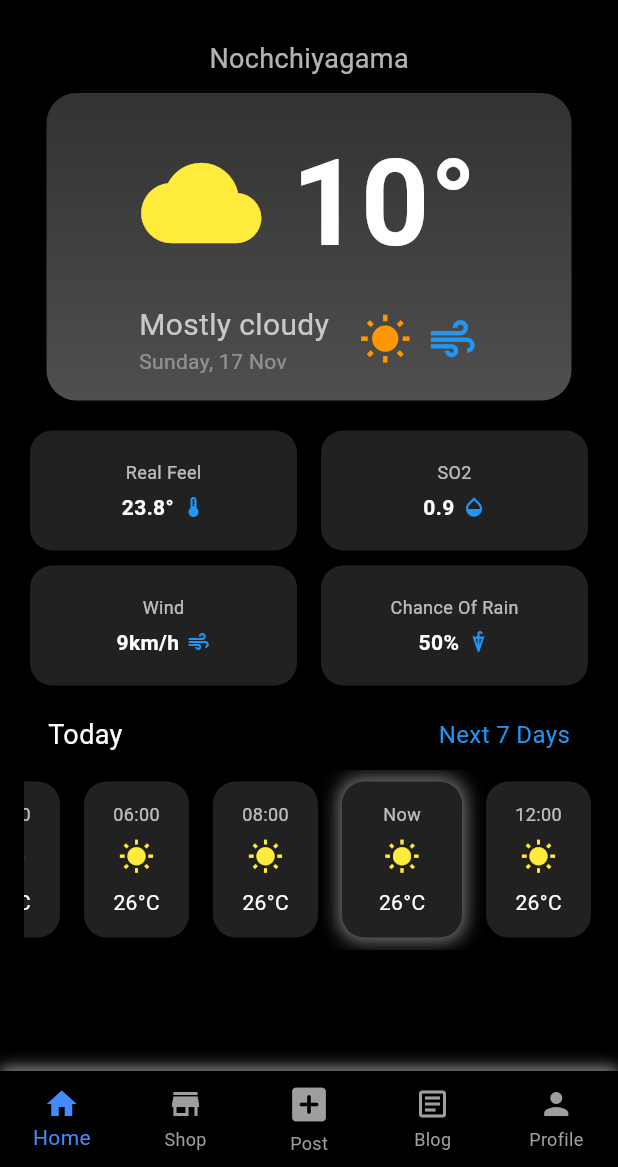
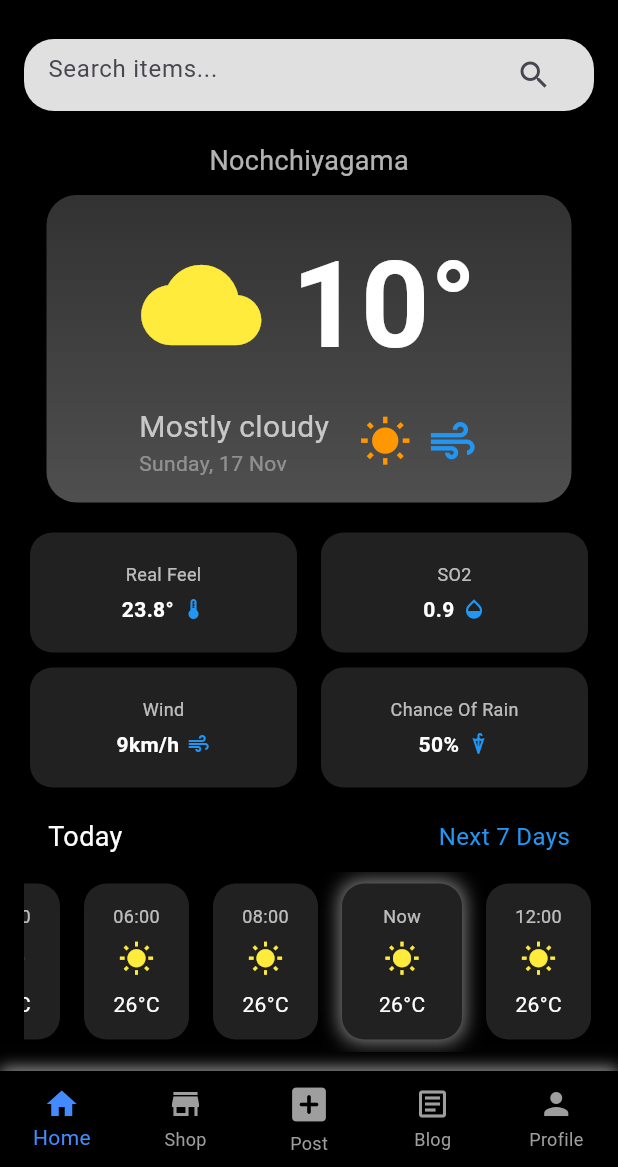
Before and after one commit to LakshanShalintha/Weather-App, a Flutter app: the Home screen opened directly, on a phone screen of 412 x 824 dp, the part 69-1236 px from its top. Run offline on Flutter 3.47's test engine with Material 3 defaults, Android fonts, the phone set to English and light mode, and no system bars.

Commit message:
Create Search Bar

```diff
--- /dev/null
+++ b/weather_app/lib/Components/SearchBar.dart
@@ -0,0 +1,26 @@
+import 'package:flutter/material.dart';
+
+class CustomSearchBar extends StatelessWidget {
+  final Function(String) onSearch; // Callback for search
+
+  const CustomSearchBar({super.key, required this.onSearch});
+
+  @override
+  Widget build(BuildContext context) {
+    return Container(
+      decoration: BoxDecoration(
+        color: Colors.grey[300], // Background color
+        borderRadius: BorderRadius.circular(20), // Rounded corners
+      ),
+      padding: const EdgeInsets.symmetric(horizontal: 16),
+      child: TextField(
+        onChanged: onSearch, // Call the onSearch function with the query
+        decoration: const InputDecoration(
+          hintText: 'Search items...',
+          border: InputBorder.none,
+          suffixIcon: Icon(Icons.search), // Search icon
+        ),
+      ),
+    );
+  }
+}
--- a/weather_app/lib/Screens/Home.dart
+++ b/weather_app/lib/Screens/Home.dart
@@ -1,6 +1,8 @@
 import 'package:flutter/material.dart';
 import 'package:intl/intl.dart';
 import 'package:weather_app/Components/NavBar.dart';
+
+import '../Components/SearchBar.dart';
 
 class Home extends StatefulWidget {
   const Home({super.key});
@@ -11,6 +13,7 @@
 
 class _HomeState extends State<Home> {
   final ScrollController _scrollController = ScrollController();
+  String searchQuery = "";
 
   @override
   void initState() {
@@ -43,6 +46,13 @@
       int slotHour = int.parse(time.split(":")[0]);
       return (slotHour == currentHour || slotHour == currentHour - 1);
     });
+  }
+
+  void _handleSearch(String query) {
+    setState(() {
+      searchQuery = query; // Update the query
+    });
+    print("Search query: $query"); // Handle search logic here
   }
 
   @override
@@ -83,6 +93,8 @@
         child: Column(
           crossAxisAlignment: CrossAxisAlignment.center,
           children: [
+            CustomSearchBar(onSearch: _handleSearch), // Add the search bar here
+            const SizedBox(height: 20), // Spacing after the search bar
             Center(
               child: Column(
                 children: [
```
